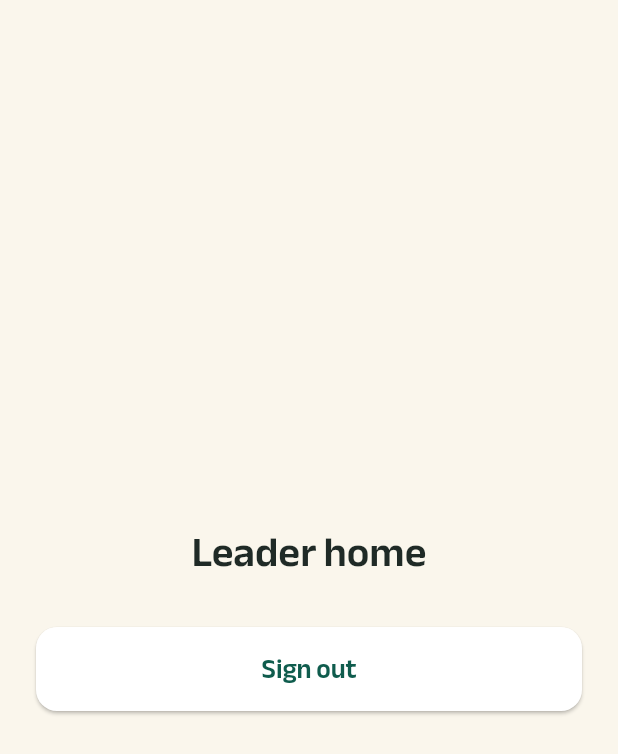
After one commit to sazzad1620/hajjmate, a Flutter app: the ScreenLeaderHome screen opened by its route, on a phone screen of 412 x 824 dp. The commit adds this screen. Shown: the top 754 px of the screen. Run offline on Flutter 3.47's test engine with Material 3 defaults, Android fonts, the phone set to English and light mode, and no system bars; our stand-ins replace cloud_firestore, dartz, equatable, firebase_auth, firebase_core, flutter_bloc and 2 more; accounts and stored records are empty.

Commit message:
feat(auth): route users to their home by role

```diff
--- a/lib/src/config/router/app_routes.dart
+++ b/lib/src/config/router/app_routes.dart
@@ -1,8 +1,19 @@
+import 'package:hajjmate/src/features/auth/domain/entities/role.dart';
+
 class AppRoutes {
   AppRoutes._();
 
-  static const String home = '/';
+  static const String splash = '/';
   static const String login = '/login';
   static const String signUp = '/sign-up';
   static const String forgotPassword = '/forgot-password';
+  static const String leaderHome = '/leader';
+  static const String hajjiHome = '/hajji';
+
+  static String homeFor(Role role) {
+    return switch (role) {
+      Role.leader => leaderHome,
+      Role.hajji => hajjiHome,
+    };
+  }
 }
--- /dev/null
+++ b/lib/src/features/auth/presentation/bloc/sign_out_bloc.dart
@@ -0,0 +1,27 @@
+import 'package:flutter_bloc/flutter_bloc.dart';
+import 'package:hajjmate/src/features/auth/domain/usecases/sign_out_use_case.dart';
+import 'package:hajjmate/src/features/auth/presentation/bloc/sign_out_event.dart';
+import 'package:hajjmate/src/features/auth/presentation/bloc/sign_out_state.dart';
+import 'package:hajjmate/src/shared/models/no_params.dart';
+
+class SignOutBloc extends Bloc<SignOutEvent, SignOutState> {
+  final SignOutUseCase _signOutUseCase;
+
+  SignOutBloc(this._signOutUseCase) : super(const SignOutInitial()) {
+    on<SignOutRequested>(_onRequested);
+  }
+
+  Future<void> _onRequested(
+    SignOutRequested event,
+    Emitter<SignOutState> emit,
+  ) async {
+    emit(const SignOutSubmitting());
+    final result = await _signOutUseCase.execute(const NoParams());
+    emit(
+      result.fold<SignOutState>(
+        (failure) => SignOutFailure(failure.message),
+        (_) => const SignOutSuccess(),
+      ),
+    );
+  }
+}
--- /dev/null
+++ b/lib/src/features/auth/presentation/bloc/sign_out_event.dart
@@ -0,0 +1,12 @@
+import 'package:equatable/equatable.dart';
+
+abstract class SignOutEvent extends Equatable {
+  const SignOutEvent();
+
+  @override
+  List<Object?> get props => [];
+}
+
+class SignOutRequested extends SignOutEvent {
+  const SignOutRequested();
+}
--- /dev/null
+++ b/lib/src/features/auth/presentation/bloc/sign_out_state.dart
@@ -0,0 +1,29 @@
+import 'package:equatable/equatable.dart';
+
+abstract class SignOutState extends Equatable {
+  const SignOutState();
+
+  @override
+  List<Object?> get props => [];
+}
+
+class SignOutInitial extends SignOutState {
+  const SignOutInitial();
+}
+
+class SignOutSubmitting extends SignOutState {
+  const SignOutSubmitting();
+}
+
+class SignOutSuccess extends SignOutState {
+  const SignOutSuccess();
+}
+
+class SignOutFailure extends SignOutState {
+  final String message;
+
+  const SignOutFailure(this.message);
+
+  @override
+  List<Object?> get props => [message];
+}
--- a/lib/src/features/auth/presentation/screens/screen_login.dart
+++ b/lib/src/features/auth/presentation/screens/screen_login.dart
@@ -51,7 +51,9 @@ class _ScreenLoginState extends State<ScreenLogin> {
       body: SafeArea(
         child: BlocConsumer<LoginBloc, LoginState>(
           listener: (context, state) {
-            if (state is LoginSuccess) context.go(AppRoutes.home);
+            if (state is LoginSuccess) {
+              context.go(AppRoutes.homeFor(state.user.role));
+            }
             if (state is LoginFailure) showAppToast(context, state.message);
           },
           builder: (context, state) {
--- a/lib/src/features/auth/presentation/screens/screen_sign_up.dart
+++ b/lib/src/features/auth/presentation/screens/screen_sign_up.dart
@@ -60,7 +60,9 @@ class _ScreenSignUpState extends State<ScreenSignUp> {
       body: SafeArea(
         child: BlocConsumer<SignUpBloc, SignUpState>(
           listener: (context, state) {
-            if (state is SignUpSuccess) context.go(AppRoutes.home);
+            if (state is SignUpSuccess) {
+              context.go(AppRoutes.homeFor(state.user.role));
+            }
             if (state is SignUpFailure) showAppToast(context, state.message);
           },
           builder: (context, state) {
--- /dev/null
+++ b/lib/src/features/auth/presentation/widgets/sign_out_button.dart
@@ -0,0 +1,35 @@
+import 'package:flutter/material.dart';
+import 'package:flutter_bloc/flutter_bloc.dart';
+import 'package:go_router/go_router.dart';
+import 'package:hajjmate/src/config/di/injection_container.dart';
+import 'package:hajjmate/src/config/router/app_routes.dart';
+import 'package:hajjmate/src/features/auth/presentation/bloc/sign_out_bloc.dart';
+import 'package:hajjmate/src/features/auth/presentation/bloc/sign_out_event.dart';
+import 'package:hajjmate/src/features/auth/presentation/bloc/sign_out_state.dart';
+import 'package:hajjmate/src/shared/widgets/buttons/base_button.dart';
+import 'package:hajjmate/src/shared/widgets/toast/app_toast.dart';
+
+class SignOutButton extends StatelessWidget {
+  const SignOutButton({super.key});
+
+  @override
+  Widget build(BuildContext context) {
+    return BlocProvider(
+      create: (_) => getIt<SignOutBloc>(),
+      child: BlocConsumer<SignOutBloc, SignOutState>(
+        listener: (context, state) {
+          if (state is SignOutSuccess) context.go(AppRoutes.login);
+          if (state is SignOutFailure) showAppToast(context, state.message);
+        },
+        builder: (context, state) {
+          return BaseButton(
+            label: 'Sign out',
+            onPressed: () =>
+                context.read<SignOutBloc>().add(const SignOutRequested()),
+            isLoading: state is SignOutSubmitting,
+          );
+        },
+      ),
+    );
+  }
+}
--- /dev/null
+++ b/lib/src/features/home/presentation/screens/screen_leader_home.dart
@@ -0,0 +1,30 @@
+import 'package:flutter/material.dart';
+import 'package:hajjmate/src/features/auth/presentation/widgets/sign_out_button.dart';
+
+class ScreenLeaderHome extends StatelessWidget {
+  const ScreenLeaderHome({super.key});
+
+  @override
+  Widget build(BuildContext context) {
+    return Scaffold(
+      body: SafeArea(
+        child: Padding(
+          padding: const EdgeInsets.all(24),
+          child: Column(
+            mainAxisAlignment: MainAxisAlignment.center,
+            crossAxisAlignment: CrossAxisAlignment.stretch,
+            children: [
+              Text(
+                'Leader home',
+                textAlign: TextAlign.center,
+                style: Theme.of(context).textTheme.headlineMedium,
+              ),
+              const SizedBox(height: 32),
+              const SignOutButton(),
+            ],
+          ),
+        ),
+      ),
+    );
+  }
+}
```
Also changed, not shown: lib/src/config/di/injection_container.dart (+15 -1 lines), lib/src/config/router/app_router.dart (+19 -4 lines), lib/src/features/home/presentation/screens/screen_hajji_home.dart (added, +30 -0 lines), lib/src/features/home/presentation/screens/screen_home.dart (deleted, +0 -18 lines), lib/src/features/splash/presentation/bloc/splash_bloc.dart (added, +29 -0 lines), lib/src/features/splash/presentation/bloc/splash_event.dart (added, +12 -0 lines), lib/src/features/splash/presentation/bloc/splash_state.dart (added, +26 -0 lines), lib/src/features/splash/presentation/screens/screen_splash.dart (added, +38 -0 lines), 2 other files.
